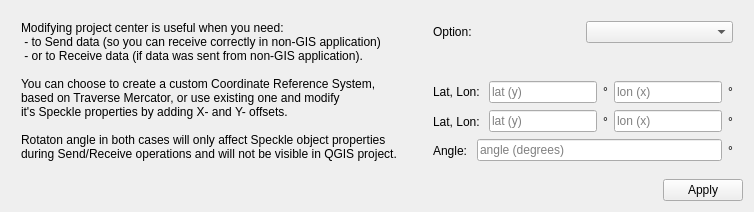
Old version of the form ui/custom_crs.ui in the repository specklesystems/specklepy_qt_ui.
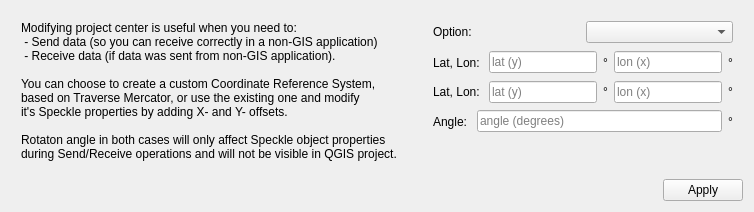
New version of the form.

Commit message: custom CRS hints

Diff of the .ui file:
```diff
--- a/ui/custom_crs.ui
+++ b/ui/custom_crs.ui
@@ -28,12 +28,12 @@
           <item row = "0">
           <widget class="QLabel" name="generalDescription">
             <property name="text">
-            <string>Modifying project center is useful when you need: 
- - to Send data (so you can receive correctly in non-GIS application)
- - or to Receive data (if data was sent from non-GIS application).
+            <string>Modifying project center is useful when you need to: 
+ - Send data (so you can receive correctly in a non-GIS application)
+ - Receive data (if data was sent from non-GIS application).
 
 You can choose to create a custom Coordinate Reference System, 
-based on Traverse Mercator, or use existing one and modify 
+based on Traverse Mercator, or use the existing one and modify 
 it's Speckle properties by adding X- and Y- offsets. 
 
 Rotaton angle in both cases will only affect Speckle object properties
@@ -85,15 +85,6 @@
               </spacer>
             </item>
 
-
-            <item row="6" >
-              <widget class="QLabel" name="description">
-                <property name="text">
-                <string> </string>
-                </property>
-              </widget>
-            </item>
-            
             <item row="8">
               <spacer name="horizontalSpacer">
                 <property name="orientation">
@@ -221,6 +212,15 @@
               </layout>
             </item>
 
+
+            <item row="20" >
+              <widget class="QLabel" name="description">
+                <property name="text">
+                <string> </string>
+                </property>
+              </widget>
+            </item>
+            
         </layout>
         </item>
 
```
The commit also changes 1 other file.
